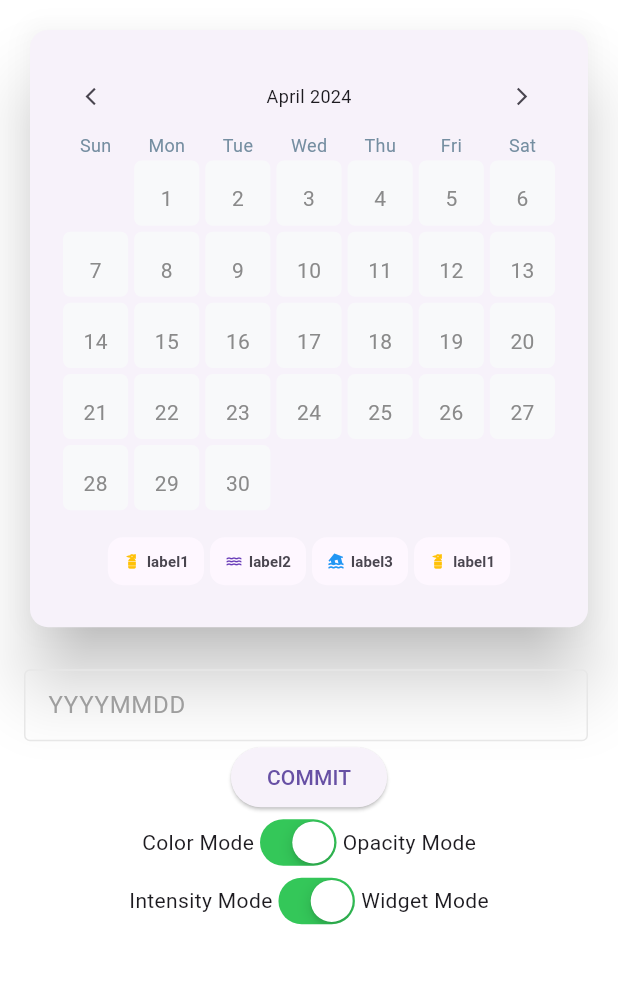
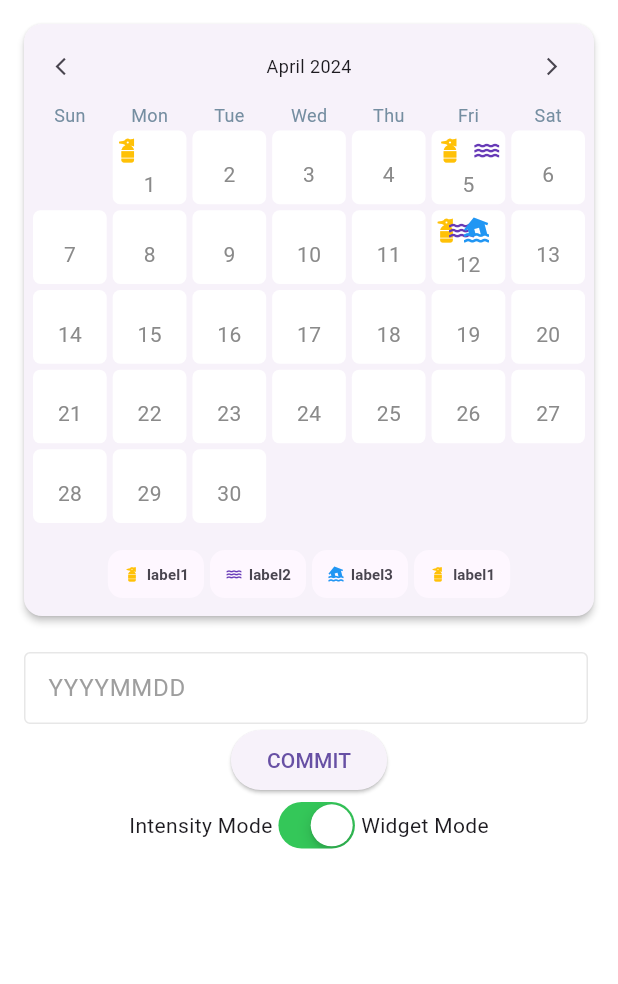
Before and after one commit to amias-samir/Heatmap-Calendar-Flutter, a Flutter app: the HeatMapCalendarExample screen opened by its route, on a phone screen of 412 x 824 dp, the part 84-1068 px from its top. Run offline on Flutter 3.47's test engine with Material 3 defaults, Android fonts, the phone set to English and light mode, and no system bars.

Commit message:
fixes minor ui, update example

```diff
--- a/example/lib/pages/heatmap_calendar_example.dart
+++ b/example/lib/pages/heatmap_calendar_example.dart
@@ -18,7 +18,22 @@ class _HeatMapCalendarExample extends State<HeatMapCalendarExample> {
   bool isOpacityMode = true;
   bool isWidgetMode = true;
 
-  Map<DateTime, HeatmapData> heatMapDatasets = {};
+  Map<DateTime, HeatmapData> heatMapDatasets = {
+    DateTime(2024, 04, 01): HeatmapData(intensity: 1, heatMapChildren: [
+        HeatmapChildrenData(label: "label1", desc: "desc1", child: const Icon(Icons.fire_extinguisher, size: 20, color: Colors.amber,)),
+  ]),
+
+    DateTime(2024, 04, 05): HeatmapData(intensity: 1, heatMapChildren: [
+      HeatmapChildrenData(label: "label1", desc: "desc1", child: const Icon(Icons.fire_extinguisher, size: 20, color: Colors.amber,)),
+      HeatmapChildrenData(label: "label2", desc: "desc2", child: const Icon(Icons.water, size: 20, color: Colors.deepPurple,)),
+    ]),
+
+    DateTime(2024, 04, 12): HeatmapData(intensity: 1, heatMapChildren: [
+      HeatmapChildrenData(label: "label1", desc: "desc1", child: const Icon(Icons.fire_extinguisher, size: 20, color: Colors.amber,)),
+      HeatmapChildrenData(label: "label2", desc: "desc2", child: const Icon(Icons.water, size: 20, color: Colors.deepPurple,)),
+      HeatmapChildrenData(label: "label3", desc: "desc3", child: const Icon(Icons.flood, size: 20, color: Colors.blue,)),
+    ]),
+  };
 
   @override
   void dispose() {
@@ -51,14 +66,15 @@ class _HeatMapCalendarExample extends State<HeatMapCalendarExample> {
       appBar: AppBar(
         title: const Text('Heatmap Calendar'),
       ),
-      body: SafeArea(
+      body: SingleChildScrollView(
+        child: SafeArea(
           child: Column(
             children: [
               Card(
-              margin: const EdgeInsets.all(20),
-              elevation: 20,
+                margin: const EdgeInsets.all(16),
+                elevation: 2,
                 child: Padding(
-                padding: const EdgeInsets.all(20),
+                  padding: const EdgeInsets.all(4),
 
                   // HeatMapCalendar
                   child: HeatMapCalendar(
@@ -83,6 +99,8 @@ class _HeatMapCalendarExample extends State<HeatMapCalendarExample> {
                       HeatmapChildrenData(label: "label1", desc: "desc1", child: const Icon(Icons.fire_extinguisher, size: 12, color: Colors.amber,)),
                     ],
 
+                    defaultColor: Colors.white,
+
                     onClick: (datetime, heatmapData){
                       ScaffoldMessenger.of(context).showSnackBar(
                           SnackBar(content: Text('$datetime : $heatmapData')));
@@ -91,7 +109,7 @@ class _HeatMapCalendarExample extends State<HeatMapCalendarExample> {
                 ),
               ),
               _textField('YYYYMMDD', dateController),
-            isWidgetMode ? SizedBox() : _textField('Heat Level', heatLevelController),
+              isWidgetMode ? const SizedBox() : _textField('Heat Level', heatLevelController),
               ElevatedButton(
                 child: const Text('COMMIT'),
                 onPressed: () {
@@ -107,22 +125,7 @@ class _HeatMapCalendarExample extends State<HeatMapCalendarExample> {
                 },
               ),
 
-            // ColorMode/OpacityMode Switch.
-            Row(
-              mainAxisAlignment: MainAxisAlignment.center,
-              children: <Widget>[
-                const Text('Color Mode'),
-                CupertinoSwitch(
-                  value: isOpacityMode,
-                  onChanged: (value) {
-                    setState(() {
-                      isOpacityMode = value;
-                    });
-                  },
-                ),
-                const Text('Opacity Mode'),
-              ],
-            ),
+              // Intensity/Widgets Switch.
               Row(
                 mainAxisAlignment: MainAxisAlignment.center,
                 children: <Widget>[
@@ -138,7 +141,26 @@ class _HeatMapCalendarExample extends State<HeatMapCalendarExample> {
                   const Text('Widget Mode'),
                 ],
               ),
+
+              // ColorMode/OpacityMode Switch.
+              isWidgetMode ? const SizedBox() : Row(
+                mainAxisAlignment: MainAxisAlignment.center,
+                children: <Widget>[
+                  const Text('Color Mode'),
+                  CupertinoSwitch(
+                    value: isOpacityMode,
+                    onChanged: (value) {
+                      setState(() {
+                        isOpacityMode = value;
+                      });
+                    },
+                  ),
+                  const Text('Opacity Mode'),
                 ],
+              ),
+
+            ],
+          ),
         ),
       ),
       backgroundColor: Colors.white,
--- a/lib/src/widgets/heatmap_container.dart
+++ b/lib/src/widgets/heatmap_container.dart
@@ -96,8 +96,14 @@ class HeatMapContainer extends StatelessWidget {
         return _overlappedUI(heatmapData);
       }
 
+      if(heatmapData.heatMapChildren!.length == 1){
+        return SizedBox(
+          height: 20.0, width: 20.0, child: heatmapData.heatMapChildren![0].child,
+        );
+      }
+
       return Row(
-        mainAxisAlignment: MainAxisAlignment.spaceEvenly,
+        mainAxisAlignment: MainAxisAlignment.spaceAround,
         crossAxisAlignment: CrossAxisAlignment.start,
         children: [... heatmapData.heatMapChildren!.map((childWidget) => childWidget.child).toList()
         ],
```
Lines whose indentation alone changed are shown as unchanged.
